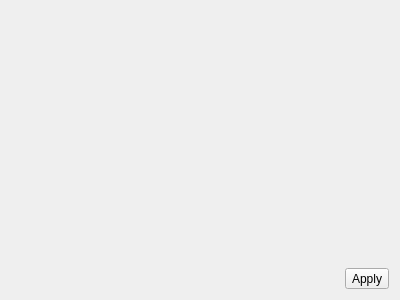
Before: the Qt Designer form app/src/HistoryDialog/HistorySettingsDialog.ui in emmaexe/ntfyDesktop, drawn with Qt 5.
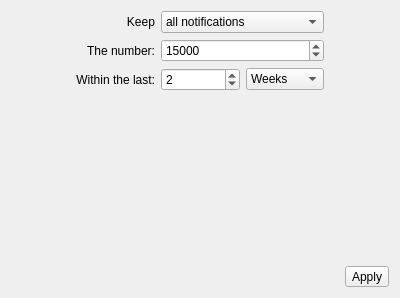
After: the same form once the commit is applied. Icons and pictures are not drawn.

Commit message: Implement HistorySettingsDialog; Add new config options

Diff of the .ui file:
```diff
--- a/app/src/HistoryDialog/HistorySettingsDialog.ui
+++ b/app/src/HistoryDialog/HistorySettingsDialog.ui
@@ -10,7 +10,7 @@
     <x>0</x>
     <y>0</y>
     <width>400</width>
-    <height>300</height>
+    <height>298</height>
    </rect>
   </property>
   <property name="windowTitle">
@@ -23,14 +23,178 @@
   <property name="modal">
    <bool>true</bool>
   </property>
-  <layout class="QVBoxLayout" name="verticalLayout" stretch="1,0">
+  <layout class="QVBoxLayout" name="verticalLayout" stretch="1,0,0">
    <item>
-    <layout class="QFormLayout" name="centralWidget">
-     <property name="formAlignment">
-      <set>Qt::AlignmentFlag::AlignHCenter|Qt::AlignmentFlag::AlignTop</set>
-     </property>
+    <layout class="QGridLayout" name="centralWidget">
+     <item row="1" column="1">
+      <widget class="QLabel" name="aNumberLabel">
+       <property name="text">
+        <string>The number:</string>
+       </property>
+       <property name="alignment">
+        <set>Qt::AlignmentFlag::AlignRight|Qt::AlignmentFlag::AlignTrailing|Qt::AlignmentFlag::AlignVCenter</set>
+       </property>
+      </widget>
+     </item>
+     <item row="0" column="1">
+      <widget class="QLabel" name="keepHistoryLabel">
+       <property name="text">
+        <string>Keep</string>
+       </property>
+       <property name="alignment">
+        <set>Qt::AlignmentFlag::AlignRight|Qt::AlignmentFlag::AlignTrailing|Qt::AlignmentFlag::AlignVCenter</set>
+       </property>
+      </widget>
+     </item>
+     <item row="2" column="3">
+      <widget class="QComboBox" name="recentComboBox">
+       <property name="currentIndex">
+        <number>4</number>
+       </property>
+       <item>
+        <property name="text">
+         <string>Seconds</string>
+        </property>
+       </item>
+       <item>
+        <property name="text">
+         <string>Minutes</string>
+        </property>
+       </item>
+       <item>
+        <property name="text">
+         <string>Hours</string>
+        </property>
+       </item>
+       <item>
+        <property name="text">
+         <string>Days</string>
+        </property>
+       </item>
+       <item>
+        <property name="text">
+         <string>Weeks</string>
+        </property>
+       </item>
+       <item>
+        <property name="text">
+         <string>Months</string>
+        </property>
+       </item>
+       <item>
+        <property name="text">
+         <string>Years</string>
+        </property>
+       </item>
+      </widget>
+     </item>
+     <item row="0" column="4">
+      <spacer name="spacerRight">
+       <property name="orientation">
+        <enum>Qt::Orientation::Horizontal</enum>
+       </property>
+       <property name="sizeHint" stdset="0">
+        <size>
+         <width>40</width>
+         <height>20</height>
+        </size>
+       </property>
+      </spacer>
+     </item>
+     <item row="2" column="1">
+      <widget class="QLabel" name="recentLabel">
+       <property name="text">
+        <string>Within the last:</string>
+       </property>
+       <property name="alignment">
+        <set>Qt::AlignmentFlag::AlignRight|Qt::AlignmentFlag::AlignTrailing|Qt::AlignmentFlag::AlignVCenter</set>
+       </property>
+      </widget>
+     </item>
+     <item row="2" column="2">
+      <widget class="QSpinBox" name="recentSpinBox">
+       <property name="minimum">
+        <number>1</number>
+       </property>
+       <property name="maximum">
+        <number>2147483647</number>
+       </property>
+       <property name="value">
+        <number>2</number>
+       </property>
+      </widget>
+     </item>
+     <item row="0" column="0">
+      <spacer name="spacerLeft">
+       <property name="orientation">
+        <enum>Qt::Orientation::Horizontal</enum>
+       </property>
+       <property name="sizeHint" stdset="0">
+        <size>
+         <width>40</width>
+         <height>20</height>
+        </size>
+       </property>
+      </spacer>
+     </item>
+     <item row="1" column="2" colspan="2">
+      <widget class="QSpinBox" name="aNumberSpinBox">
+       <property name="sizePolicy">
+        <sizepolicy hsizetype="Minimum" vsizetype="Fixed">
+         <horstretch>0</horstretch>
+         <verstretch>0</verstretch>
+        </sizepolicy>
+       </property>
+       <property name="minimum">
+        <number>1</number>
+       </property>
+       <property name="maximum">
+        <number>2147483647</number>
+       </property>
+       <property name="value">
+        <number>15000</number>
+       </property>
+      </widget>
+     </item>
+     <item row="0" column="2" colspan="2">
+      <widget class="QComboBox" name="keepHistoryComboBox">
+       <item>
+        <property name="text">
+         <string>all notifications</string>
+        </property>
+       </item>
+       <item>
+        <property name="text">
+         <string>a number of notifications</string>
+        </property>
+       </item>
+       <item>
+        <property name="text">
+         <string>recent notifications</string>
+        </property>
+       </item>
+       <item>
+        <property name="text">
+         <string>no notifications</string>
+        </property>
+       </item>
+      </widget>
+     </item>
     </layout>
    </item>
+   <item>
+    <spacer name="verticalSpacer">
+     <property name="orientation">
+      <enum>Qt::Orientation::Vertical</enum>
+     </property>
+     <property name="sizeHint" stdset="0">
+      <size>
+       <width>20</width>
+       <height>40</height>
+      </size>
+     </property>
+    </spacer>
+   </item>
    <item>
     <layout class="QHBoxLayout" name="buttons">
      <property name="sizeConstraint">
```
The commit also changes 5 other files.
